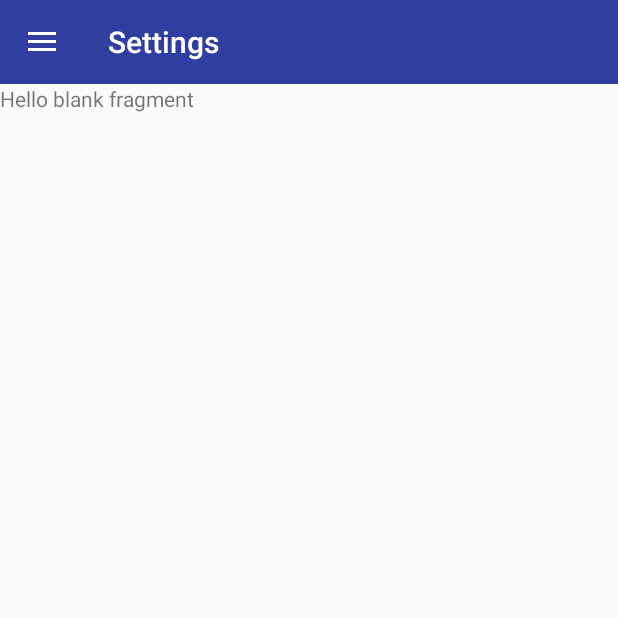
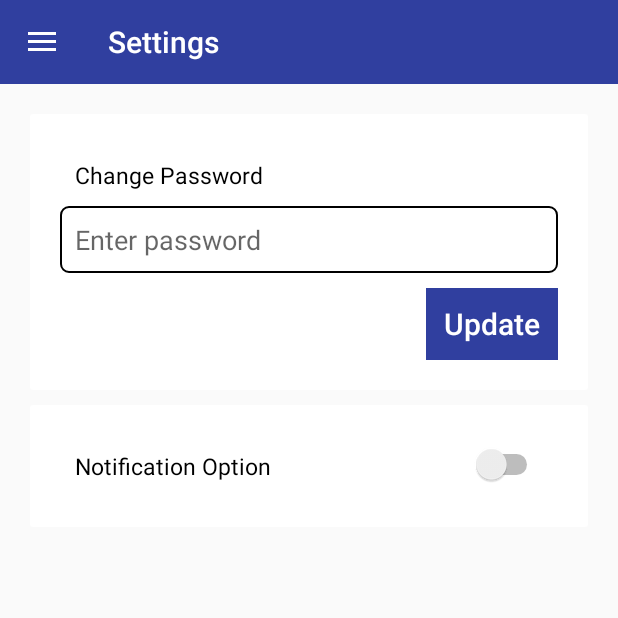
Before and after one commit to parita-detroja/IshanSupportSystem, an Android app: the HomeActivity screen opened directly, with no data from a screen before it, in the side drawer, after a tap on "Settings", on a phone screen of 412 x 824 dp, the top half of it. Run offline under Robolectric (Android 15) with nearby library versions, the phone set to English and light mode, and no system bars.

Commit message:
UPDATED: fragment back handling setting screen design.

```diff
--- a/app/src/main/java/com/digidot/ishansupportsystem/adapter/TicketListAdapter.java
+++ b/app/src/main/java/com/digidot/ishansupportsystem/adapter/TicketListAdapter.java
@@ -74,7 +74,8 @@ public class TicketListAdapter extends RecyclerView.Adapter<TicketListAdapter.Vi
                     bundle.putString(Constant.INTENT_PARAM_TICKET_STATUS,ticketList.get(itemPosition).getStrTicketStatus());
                     mViewTicketFragment.setArguments(bundle);
                     fragmentManager.beginTransaction()
-                            .replace(R.id.frame, mViewTicketFragment).commit();
+                            .replace(R.id.frame, mViewTicketFragment)
+                            .addToBackStack("").commit();
                 }
             });
         }
--- a/app/src/main/java/com/digidot/ishansupportsystem/fragment/CreateTicketFragment.java
+++ b/app/src/main/java/com/digidot/ishansupportsystem/fragment/CreateTicketFragment.java
@@ -533,7 +533,10 @@ public class CreateTicketFragment extends Fragment {
                     Toast.makeText(mContext,"Ticket Created",Toast.LENGTH_LONG).show();
                     FragmentManager fragmentManager = getActivity().getSupportFragmentManager();
                     HomeFragment mHomeFragment = new HomeFragment();
-                    fragmentManager.beginTransaction().replace(R.id.frame, mHomeFragment).commit();
+                    fragmentManager.beginTransaction().
+                            replace(R.id.frame, mHomeFragment)
+                            .addToBackStack("")
+                            .commit();
                 }else if(response.code()==401){
                     Toast.makeText(mContext,"Unauthorized",Toast.LENGTH_LONG).show();
                 }else if(response.code()==500){
--- a/app/src/main/java/com/digidot/ishansupportsystem/fragment/HomeFragment.java
+++ b/app/src/main/java/com/digidot/ishansupportsystem/fragment/HomeFragment.java
@@ -91,6 +91,8 @@ public class HomeFragment extends Fragment {
         bundle.putString(Constant.TICKET_STATUS, status);
         mTicketListFragment.setArguments(bundle);
         fragmentManager.beginTransaction()
-                .replace(R.id.frame, mTicketListFragment).commit();
+                .replace(R.id.frame, mTicketListFragment)
+                .addToBackStack("")
+                .commit();
     }
 }
--- a/app/src/main/java/com/digidot/ishansupportsystem/fragment/TicketListFragment.java
+++ b/app/src/main/java/com/digidot/ishansupportsystem/fragment/TicketListFragment.java
@@ -89,7 +89,10 @@ public class TicketListFragment extends Fragment {
             public void onClick(View v) {
                 FragmentManager fragmentManager = getActivity().getSupportFragmentManager();
                 CreateTicketFragment mCreateTicketFragment = new CreateTicketFragment();
-                fragmentManager.beginTransaction().replace(R.id.frame, mCreateTicketFragment).commit();
+                fragmentManager.beginTransaction()
+                        .replace(R.id.frame, mCreateTicketFragment)
+                        .addToBackStack("")
+                        .commit();
             }
         });
 
--- a/app/src/main/java/com/digidot/ishansupportsystem/fragment/UpdateTicketFragment.java
+++ b/app/src/main/java/com/digidot/ishansupportsystem/fragment/UpdateTicketFragment.java
@@ -206,7 +206,10 @@ public class UpdateTicketFragment extends Fragment {
                         }
                         FragmentManager fragmentManager = getActivity().getSupportFragmentManager();
                         HomeFragment mHomeFragment = new HomeFragment();
-                        fragmentManager.beginTransaction().replace(R.id.frame, mHomeFragment).commit();
+                        fragmentManager.beginTransaction()
+                                .replace(R.id.frame, mHomeFragment)
+                                .addToBackStack("")
+                                .commit();
                     } else {
                         Toast.makeText(mContext, "Success false", Toast.LENGTH_LONG).show();
                     }
--- a/app/src/main/java/com/digidot/ishansupportsystem/fragment/ViewTicketFragment.java
+++ b/app/src/main/java/com/digidot/ishansupportsystem/fragment/ViewTicketFragment.java
@@ -119,7 +119,10 @@ public class ViewTicketFragment extends Fragment {
                 bundle.putString(Constant.INTENT_PARAM_TICKET_BROAD_CATEGORY, broadCategory);
                 bundle.putString(Constant.INTENT_PARAM_TICKET_RESOLUTION_CODE, resolutionCode);
                 mUpdateTicketFragment.setArguments(bundle);
-                fragmentManager.beginTransaction().replace(R.id.frame, mUpdateTicketFragment).commit();
+                fragmentManager.beginTransaction()
+                        .replace(R.id.frame, mUpdateTicketFragment)
+                        .addToBackStack("")
+                        .commit();
             }
         });
     }
--- a/app/src/main/res/layout/fragment_setting.xml
+++ b/app/src/main/res/layout/fragment_setting.xml
@@ -1,14 +1,91 @@
 <?xml version="1.0" encoding="utf-8"?>
-<FrameLayout xmlns:android="http://schemas.android.com/apk/res/android"
+<RelativeLayout xmlns:android="http://schemas.android.com/apk/res/android"
     xmlns:tools="http://schemas.android.com/tools"
     android:layout_width="match_parent"
     android:layout_height="match_parent"
-    tools:context=".fragment.SettingFragment">
+    tools:context=".fragment.NotificationFragment"
+    android:layout_margin="@dimen/dim_10dp"
+    android:padding="@dimen/dim_10dp">
 
-    <!-- TODO: Update blank fragment layout -->
-    <TextView
+    <android.support.v7.widget.CardView
+        android:id="@+id/card_update_password"
         android:layout_width="match_parent"
-        android:layout_height="match_parent"
-        android:text="@string/hello_blank_fragment" />
+        android:layout_height="wrap_content"
+        android:layout_marginBottom="@dimen/dim_10dp">
 
-</FrameLayout>
+        <RelativeLayout
+            android:layout_width="match_parent"
+            android:layout_height="wrap_content"
+            android:padding="@dimen/dim_20dp">
+
+            <TextView
+                android:id="@+id/textview_change_password"
+                xmlns:android="http://schemas.android.com/apk/res/android"
+                android:layout_width="match_parent"
+                android:layout_height="wrap_content"
+                android:padding="@dimen/dim_10dp"
+                android:textSize="15sp"
+                android:textColor="@color/colorBlack"
+                android:text="@string/txt_change_password"/>
+
+            <EditText
+                android:id="@+id/etPassword"
+                android:layout_width="match_parent"
+                android:layout_height="wrap_content"
+                android:hint="@string/hind_password"
+                android:textColor="@color/colorBlack"
+                android:padding="@dimen/dim_10dp"
+                android:layout_below="@+id/textview_change_password"
+                android:inputType="textVisiblePassword"
+                android:background="@drawable/shape"/>
+
+            <Button
+                android:id="@+id/btnUpdatePassword"
+                android:layout_width="wrap_content"
+                android:layout_height="wrap_content"
+                android:text="@string/txt_update"
+                android:layout_below="@+id/etPassword"
+                style="@style/button_theme"
+                android:padding="@dimen/dim_10dp"
+                android:layout_alignParentRight="true"
+                android:layout_alignParentEnd="true" />
+
+        </RelativeLayout>
+
+    </android.support.v7.widget.CardView>
+
+    <android.support.v7.widget.CardView
+        android:id="@+id/card_notification_option"
+        android:layout_width="match_parent"
+        android:layout_height="wrap_content"
+        android:layout_below="@+id/card_update_password"
+        android:layout_marginBottom="@dimen/dim_10dp">
+
+        <RelativeLayout
+            android:layout_width="match_parent"
+            android:layout_height="wrap_content"
+            android:padding="@dimen/dim_20dp">
+
+            <TextView
+                android:id="@+id/textview_notification_option"
+                xmlns:android="http://schemas.android.com/apk/res/android"
+                android:layout_width="match_parent"
+                android:layout_height="wrap_content"
+                android:padding="@dimen/dim_10dp"
+                android:textSize="15sp"
+                android:textColor="@color/colorBlack"
+                android:text="@string/txt_notification_option"/>
+
+            <Switch
+                android:id="@+id/switch_notification_option"
+                android:layout_width="wrap_content"
+                android:layout_height="wrap_content"
+                android:padding="@dimen/dim_10dp"
+                android:layout_alignParentRight="true"
+                android:layout_alignParentEnd="true" />
+
+        </RelativeLayout>
+
+    </android.support.v7.widget.CardView>
+
+</RelativeLayout>
--- a/app/src/main/res/values/strings.xml
+++ b/app/src/main/res/values/strings.xml
@@ -74,6 +74,13 @@
     <string name="txt_total_dependency_ticket">Total Dependency Ticket</string>
     <string name="txt_total_close_ticket">Total Close Ticket</string>
 
+    <!-- setting fragment -->
+    <string name="txt_change_password">Change Password</string>
+    <string name="txt_update">Update</string>
+    <string name="hind_password">Enter password</string>
+
+    <string name="txt_notification_option">Notification Option</string>
+
     <!-- TODO: Remove or change this placeholder text -->
     <string name="hello_blank_fragment">Hello blank fragment</string>
 
```
Also changed, not shown: app/src/main/java/com/digidot/ishansupportsystem/activity/HomeActivity.java (+24 -4 lines).
